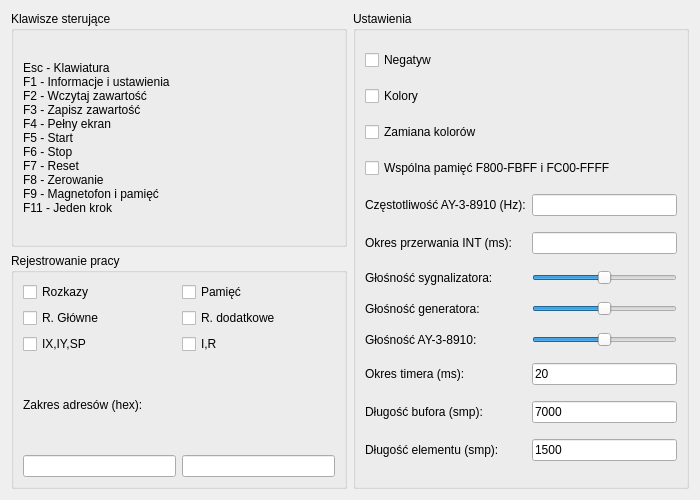
The window that helpsettings.ui (andrzejlisek/Cobra1) describes before a commit, drawn with Qt 5.
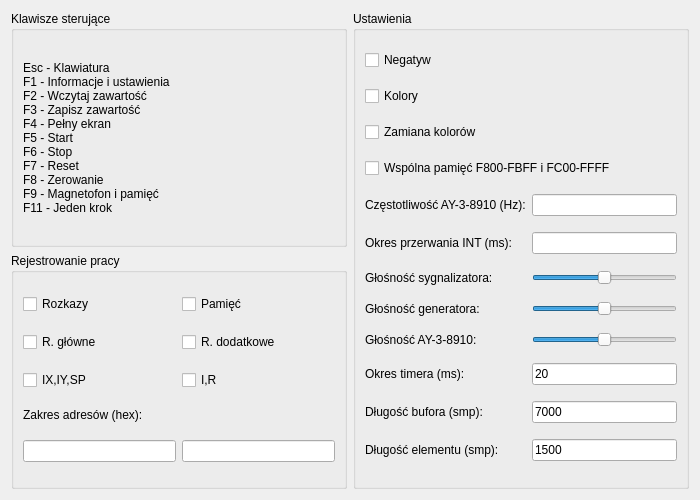
The same window after the commit.

Commit message: Interfejs ATA

```diff
--- a/helpsettings.ui
+++ b/helpsettings.ui
@@ -208,7 +208,7 @@
       <item row="4" column="0">
        <widget class="QCheckBox" name="DebugReg1">
         <property name="text">
-         <string>R. Główne</string>
+         <string>R. główne</string>
         </property>
        </widget>
       </item>
@@ -238,6 +238,12 @@
       </item>
       <item row="7" column="0" colspan="2">
        <widget class="QLabel" name="DebugTraceRangeL">
+        <property name="sizePolicy">
+         <sizepolicy hsizetype="Preferred" vsizetype="Maximum">
+          <horstretch>0</horstretch>
+          <verstretch>0</verstretch>
+         </sizepolicy>
+        </property>
         <property name="text">
          <string>Zakres adresów (hex):</string>
         </property>
```
Left out of the diff: 11 changed lines with no effect on the pictures. The commit also changes 1 other file.
